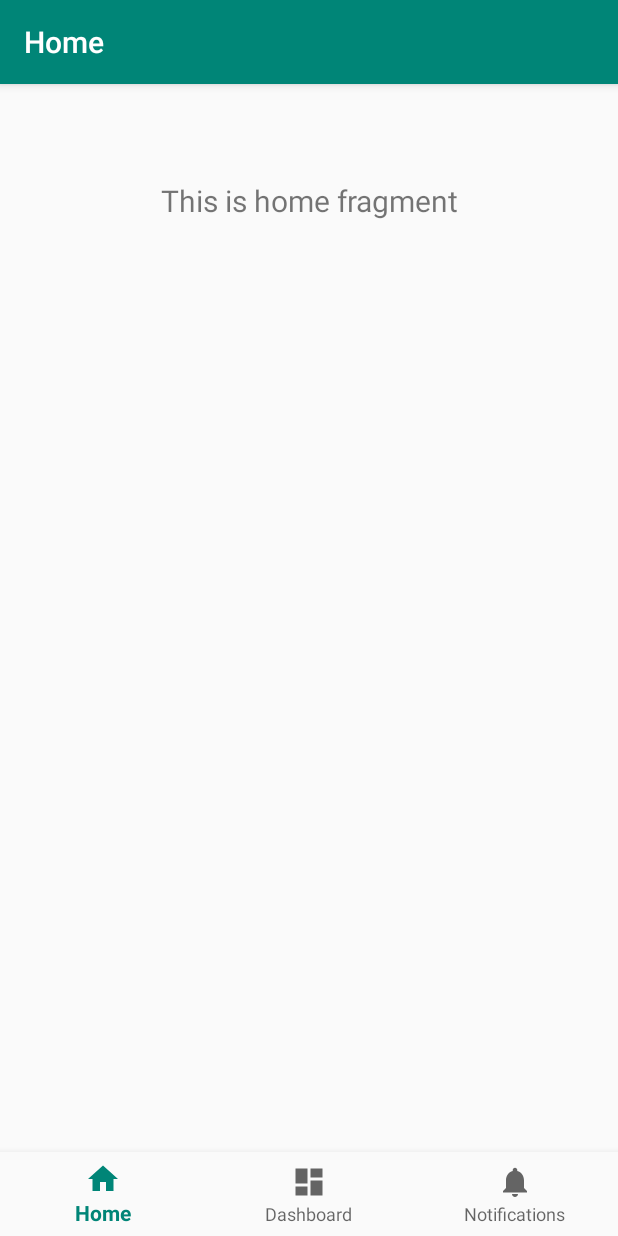
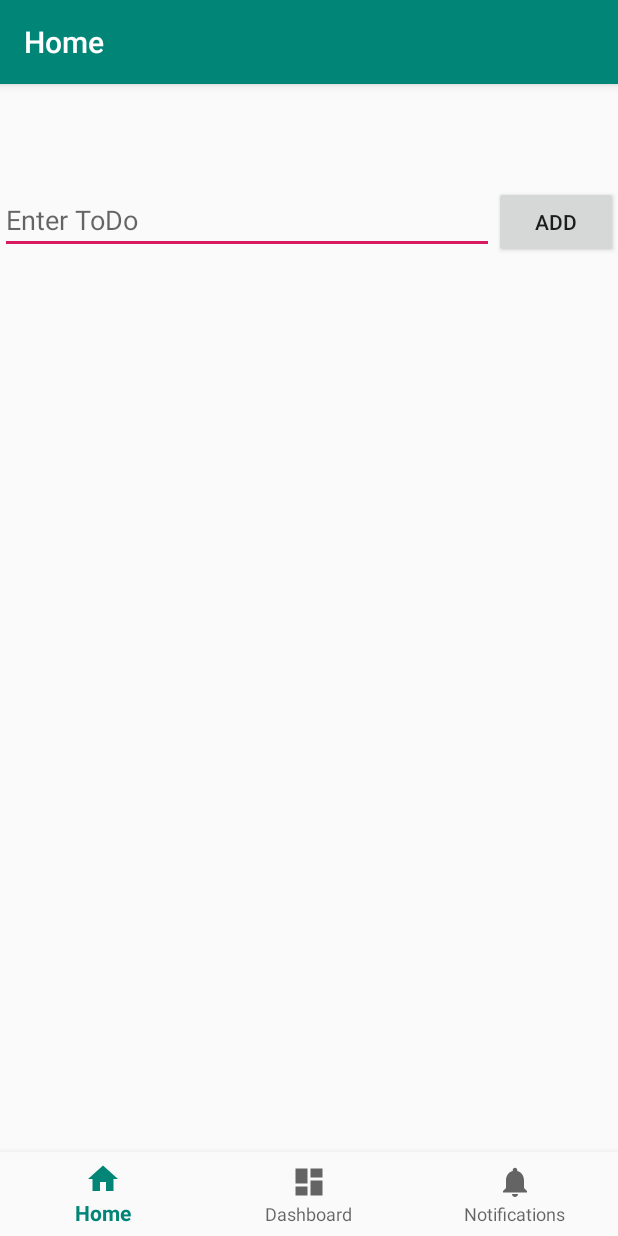
Before and after one commit to josephchen1/Connexeter, an Android app: the screen it shows after launch (MainActivity), on a phone screen of 412 x 824 dp. Run offline under Robolectric (Android 15) with nearby library versions, the phone set to English and light mode, and no system bars; our stand-ins replace navigation-ui.

Commit message:
Outline to-do

```diff
--- a/app/src/main/java/com/example/connexeter/ui/home/HomeFragment.java
+++ b/app/src/main/java/com/example/connexeter/ui/home/HomeFragment.java
@@ -23,13 +23,8 @@ public class HomeFragment extends Fragment {
         homeViewModel =
                 ViewModelProviders.of(this).get(HomeViewModel.class);
         View root = inflater.inflate(R.layout.fragment_home, container, false);
-        final TextView textView = root.findViewById(R.id.text_home);
-        homeViewModel.getText().observe(this, new Observer<String>() {
-            @Override
-            public void onChanged(@Nullable String s) {
-                textView.setText(s);
-            }
-        });
+
+
         return root;
     }
 }
--- a/app/src/main/res/layout/fragment_home.xml
+++ b/app/src/main/res/layout/fragment_home.xml
@@ -1,19 +1,39 @@
 <?xml version="1.0" encoding="utf-8"?>
-<androidx.constraintlayout.widget.ConstraintLayout xmlns:android="http://schemas.android.com/apk/res/android"
+<LinearLayout
     xmlns:app="http://schemas.android.com/apk/res-auto"
+    xmlns:android="http://schemas.android.com/apk/res/android"
+    xmlns:tools="http://schemas.android.com/tools"
     android:layout_width="match_parent"
-    android:layout_height="match_parent">
+    android:layout_height="match_parent"
+    android:orientation="vertical">
 
-    <TextView
-        android:id="@+id/text_home"
+    <LinearLayout
         android:layout_width="match_parent"
         android:layout_height="wrap_content"
-        android:layout_marginStart="8dp"
-        android:layout_marginTop="8dp"
-        android:layout_marginEnd="8dp"
-        android:textAlignment="center"
-        android:textSize="20sp"
-        app:layout_constraintEnd_toEndOf="parent"
-        app:layout_constraintStart_toStartOf="parent"
-        app:layout_constraintTop_toTopOf="parent" />
-</androidx.constraintlayout.widget.ConstraintLayout>
+        android:layout_marginTop="12dp"
+        android:layout_marginBottom="12dp"
+        android:orientation="horizontal">
+
+        <EditText
+            android:id="@+id/item_edit_text"
+            android:hint="Enter ToDo"
+            android:layout_width="0dp"
+            android:layout_weight="4"
+            android:layout_height="wrap_content"/>
+
+        <Button
+            android:text="add"
+            android:id="@+id/add_btn"
+            android:layout_width="0dp"
+            android:layout_weight="1"
+            android:layout_height="wrap_content"/>
+
+    </LinearLayout>
+
+    <ListView
+        android:id="@+id/items_list"
+        android:layout_marginBottom="12dp"
+        android:layout_width="match_parent"
+        android:layout_height="wrap_content"/>
+
+</LinearLayout>
```
